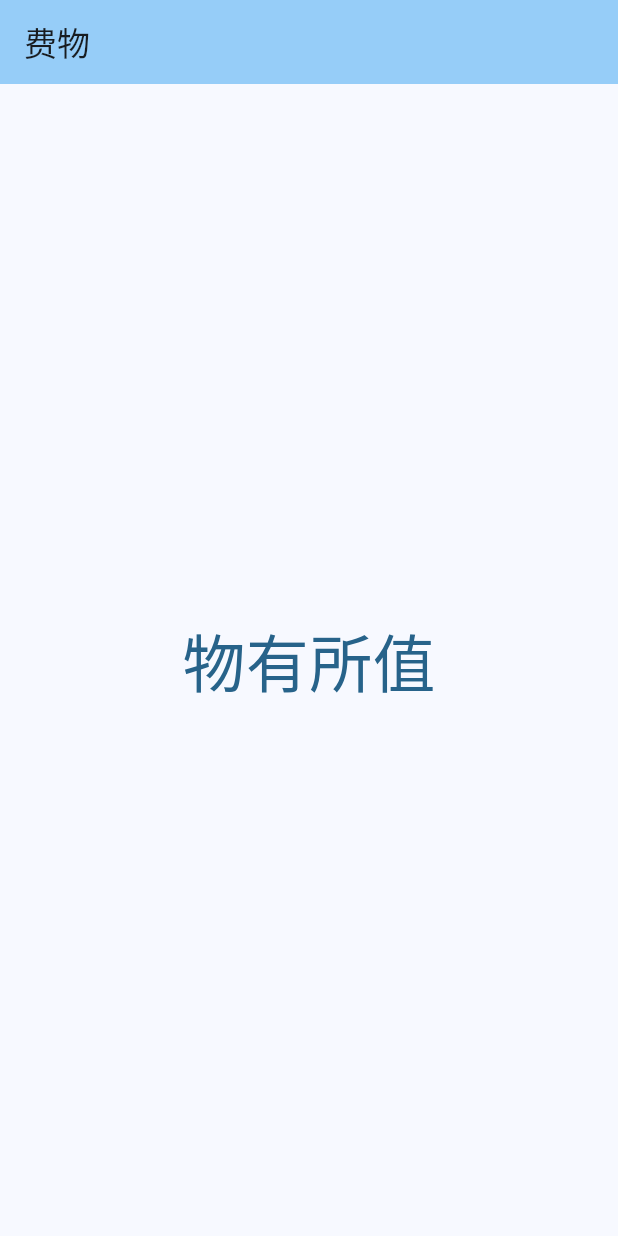
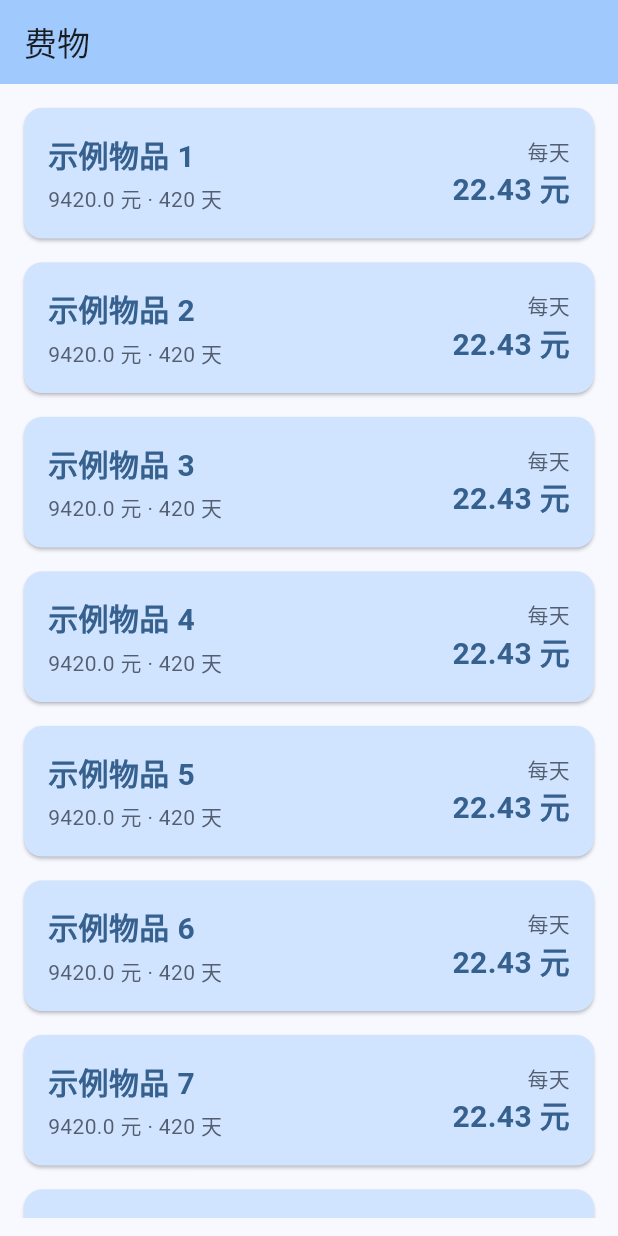
Before and after one commit to FHU-yezi/FeeWu, a Flutter app: the screen it shows after launch, on a phone screen of 412 x 824 dp. Run offline on Flutter 3.47's test engine with Material 3 defaults, Android fonts, the phone set to English and light mode, and no system bars; drawn by our look-alikes of dynamic_color.

Commit message:
feat: 实现物品数据基础展示

```diff
--- a/lib/main.dart
+++ b/lib/main.dart
@@ -1,12 +1,13 @@
 import 'package:dynamic_color/dynamic_color.dart';
+import 'package:feewu/pages/home.dart';
 import 'package:flutter/material.dart';
 
 void main() {
-  runApp(const MyApp());
+  runApp(const App());
 }
 
-class MyApp extends StatelessWidget {
-  const MyApp({super.key});
+class App extends StatelessWidget {
+  const App({super.key});
 
   @override
   Widget build(BuildContext context) {
@@ -17,41 +18,15 @@ class MyApp extends StatelessWidget {
           theme: ThemeData(
             colorScheme:
                 lightColorScheme ??
-                ColorScheme.fromSeed(seedColor: Colors.lightBlue),
+                ColorScheme.fromSeed(seedColor: Colors.blue),
           ),
           darkTheme: ThemeData(
             colorScheme:
                 darkColorScheme ?? ColorScheme.fromSeed(seedColor: Colors.blue),
           ),
-          home: const MyHomePage(),
+          home: const HomePage(),
         );
       },
     );
   }
 }
-
-class MyHomePage extends StatefulWidget {
-  const MyHomePage({super.key});
-
-  @override
-  State<MyHomePage> createState() => _MyHomePageState();
-}
-
-class _MyHomePageState extends State<MyHomePage> {
-  @override
-  Widget build(BuildContext context) {
-    return Scaffold(
-      appBar: AppBar(
-        backgroundColor: Theme.of(context).colorScheme.inversePrimary,
-        title: Text("费物"),
-      ),
-      body: Center(
-        child: Text(
-          "物有所值",
-          textScaler: TextScaler.linear(3),
-          style: TextStyle(color: Theme.of(context).colorScheme.primary),
-        ),
-      ),
-    );
-  }
-}
--- /dev/null
+++ b/lib/models/thing.dart
@@ -0,0 +1,11 @@
+class Thing {
+  String name;
+  double price;
+  int usedDays;
+
+  Thing(this.name, this.price, this.usedDays);
+
+  double averagePricePerDay() {
+    return price / usedDays;
+  }
+}
--- /dev/null
+++ b/lib/pages/home.dart
@@ -0,0 +1,22 @@
+import 'package:feewu/widgets/things_list.dart';
+import 'package:flutter/material.dart';
+
+class HomePage extends StatefulWidget {
+  const HomePage({super.key});
+
+  @override
+  State<HomePage> createState() => _HomePageState();
+}
+
+class _HomePageState extends State<HomePage> {
+  @override
+  Widget build(BuildContext context) {
+    return Scaffold(
+      appBar: AppBar(
+        backgroundColor: Theme.of(context).colorScheme.inversePrimary,
+        title: Text("费物"),
+      ),
+      body: Padding(padding: const EdgeInsets.all(12), child: ThingsList()),
+    );
+  }
+}
--- /dev/null
+++ b/lib/widgets/thing.dart
@@ -0,0 +1,57 @@
+import 'package:flutter/material.dart';
+import 'package:feewu/models/thing.dart' as thingModel;
+
+class Thing extends StatelessWidget {
+  final thingModel.Thing thingData;
+
+  const Thing({super.key, required this.thingData});
+
+  @override
+  Widget build(BuildContext context) {
+    var colorScheme = Theme.of(context).colorScheme;
+
+    return Card(
+      color: colorScheme.primaryContainer,
+      child: Padding(
+        padding: const EdgeInsets.all(16),
+        child: Row(
+          children: [
+            Column(
+              children: [
+                Text(
+                  thingData.name,
+                  style: TextStyle(
+                    color: colorScheme.primary,
+                    fontSize: 20,
+                    fontWeight: FontWeight.bold,
+                  ),
+                ),
+                SizedBox(height: 4),
+                Text(
+                  "${thingData.price} 元 · ${thingData.usedDays} 天",
+                  style: TextStyle(color: colorScheme.secondary),
+                ),
+              ],
+              crossAxisAlignment: CrossAxisAlignment.start,
+            ),
+            Column(
+              children: [
+                Text("每天", style: TextStyle(color: colorScheme.secondary)),
+                Text(
+                  "${thingData.averagePricePerDay().toStringAsFixed(2)} 元",
+                  style: TextStyle(
+                    color: colorScheme.primary,
+                    fontSize: 20,
+                    fontWeight: FontWeight.bold,
+                  ),
+                ),
+              ],
+              crossAxisAlignment: CrossAxisAlignment.end,
+            ),
+          ],
+          mainAxisAlignment: MainAxisAlignment.spaceBetween,
+        ),
+      ),
+    );
+  }
+}
--- /dev/null
+++ b/lib/widgets/things_list.dart
@@ -0,0 +1,27 @@
+import 'package:flutter/material.dart';
+import 'dart:math';
+import 'package:feewu/widgets/thing.dart';
+import 'package:feewu/models/thing.dart' as thingModel;
+
+class ThingsList extends StatelessWidget {
+  const ThingsList({super.key});
+
+  @override
+  Widget build(BuildContext context) {
+    return ListView.separated(
+      itemCount: 10,
+      itemBuilder: (context, index) {
+        return Thing(
+          thingData: thingModel.Thing(
+            "示例物品 ${index + 1}",
+            Random().nextInt(10000).toDouble(),
+            Random().nextInt(1000),
+          ),
+        );
+      },
+      separatorBuilder: (context, index) {
+        return SizedBox(height: 8);
+      },
+    );
+  }
+}
```
